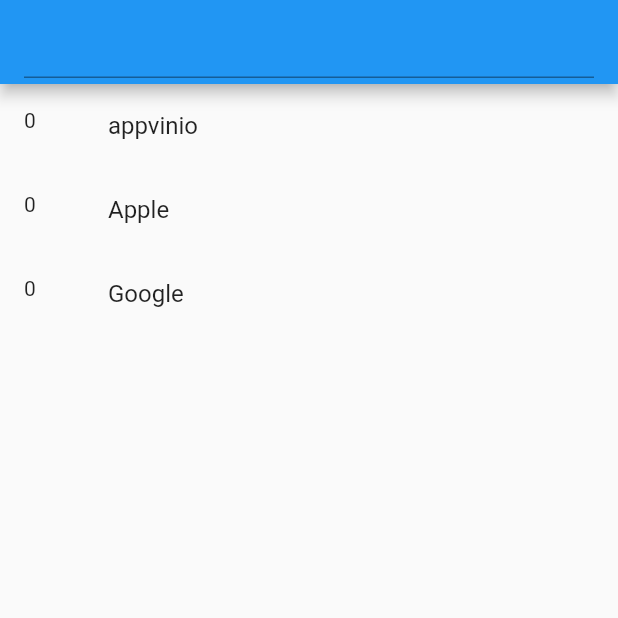
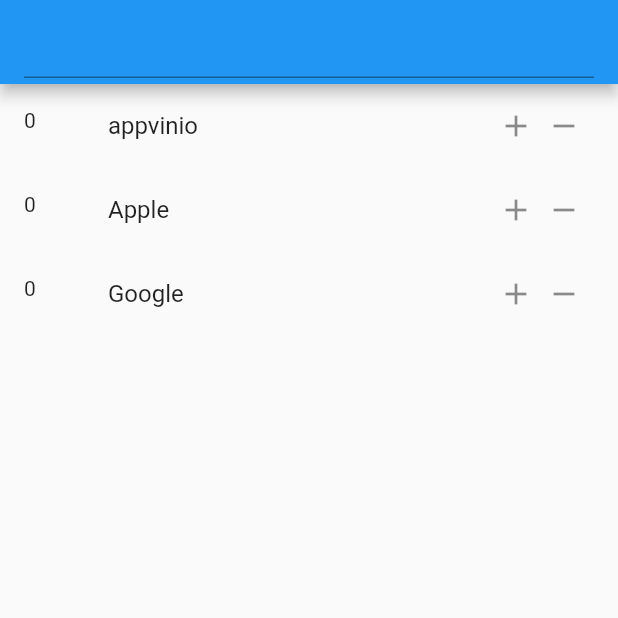
Before and after one commit to appvinio/levelup_flutter_example, a Flutter app: the screen it shows after launch, on a phone screen of 412 x 824 dp, the top half of it. Run offline on Flutter 3.47's test engine with Material 2 defaults, Android fonts, the phone set to English and light mode, and no system bars.

```diff
--- a/lib/main.dart
+++ b/lib/main.dart
@@ -24,6 +24,7 @@ class MyHomePage extends StatefulWidget {
 class Entry {
   String name;
   int value = 0;
+
   Entry(this.name);
 }
 
@@ -53,9 +54,16 @@ class _MyHomePageState extends State<MyHomePage> {
       ),
       body: ListView.builder(
           itemBuilder: (BuildContext context, int index) => ListTile(
-            leading: Text("${data[index].value}"),
-            title: Text("${data[index].name}"),
-          ),
+              leading: Text("${data[index].value}"),
+              title: Text("${data[index].name}"),
+              trailing: ButtonBar(
+                alignment: MainAxisAlignment.spaceAround,
+                mainAxisSize: MainAxisSize.min,
+                children: <Widget>[
+                  GestureDetector(child: Icon(Icons.add)),
+                  GestureDetector(child: Icon(Icons.remove)),
+                ],
+              )),
           itemCount: data.length),
       floatingActionButton: new FloatingActionButton(
         onPressed: _addItem,
```
